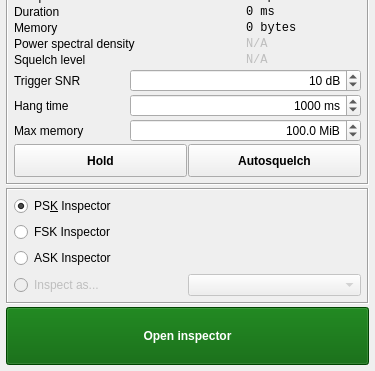
First picture: the form in ui/InspectorPanel.ui, repository BatchDrake/SigDigger, before the edit; both pictures show x 0 to 375 and y 222 to 593 of the 375 by 593 pixel window.
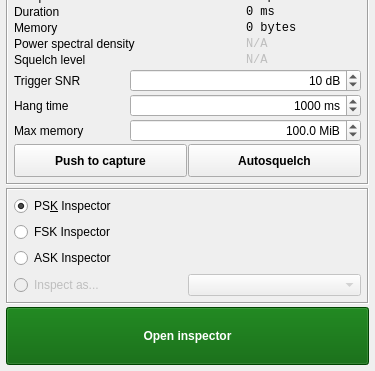
Second picture: the form after the edit. Custom widgets are drawn as their Qt base class.

Commit message: Rename Hold button to Push to capture

Diff of the .ui file:
```diff
--- a/ui/InspectorPanel.ui
+++ b/ui/InspectorPanel.ui
@@ -338,7 +338,7 @@
             </font>
            </property>
            <property name="text">
-            <string>Hold</string>
+            <string>Push to capture</string>
            </property>
           </widget>
          </item>
```
